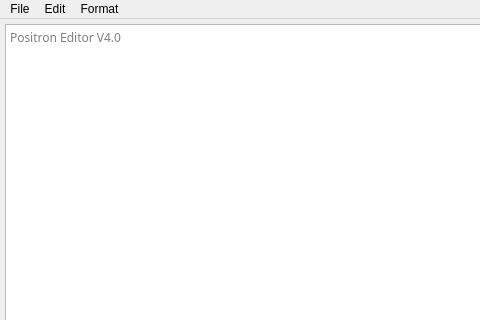
The window that UI_MainWindow.ui (AbdullahRehmat/Positron-Editor) describes before a commit, drawn with Qt 5; both pictures show x 0 to 480 and y 0 to 320 of the 800 by 600 pixel window.
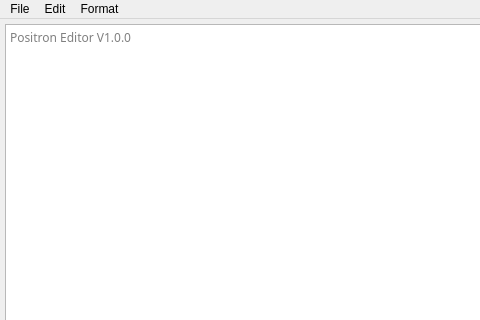
The same window after the commit. Icons and pictures are not drawn.

Diff of the .ui file:
```diff
--- a/UI_MainWindow.ui
+++ b/UI_MainWindow.ui
@@ -47,7 +47,7 @@
          <enum>Qt::ScrollBarAlwaysOn</enum>
         </property>
         <property name="placeholderText">
-         <string>Positron Editor V4.0</string>
+         <string>Positron Editor V1.0.0</string>
         </property>
        </widget>
       </item>
```
